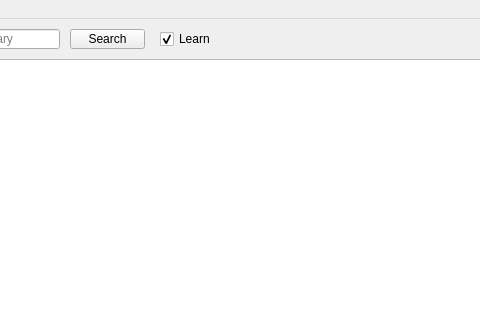
Qt form ui/dictionary.ui (pystander/Word-Sea) before a commit; both pictures show x 100 to 580 and y 0 to 320 of the 800 by 601 pixel window.
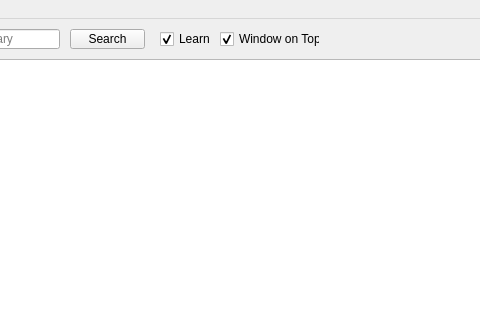
The same form after that commit.

Commit message: Update API and UI, and add clear action

```diff
--- a/ui/dictionary.ui
+++ b/ui/dictionary.ui
@@ -67,7 +67,7 @@
      <rect>
       <x>260</x>
       <y>10</y>
-      <width>75</width>
+      <width>50</width>
       <height>20</height>
      </rect>
     </property>
@@ -78,6 +78,22 @@
      <bool>true</bool>
     </property>
    </widget>
+   <widget class="QCheckBox" name="top_checkbox">
+    <property name="geometry">
+     <rect>
+      <x>320</x>
+      <y>10</y>
+      <width>100</width>
+      <height>20</height>
+     </rect>
+    </property>
+    <property name="text">
+     <string>Window on Top</string>
+    </property>
+    <property name="checked">
+     <bool>true</bool>
+    </property>
+   </widget>
   </widget>
   <widget class="QMenuBar" name="menu_bar">
    <property name="geometry">
```
Left out of the diff: 6 changed lines with no effect on the pictures. The commit also changes 3 other files.
